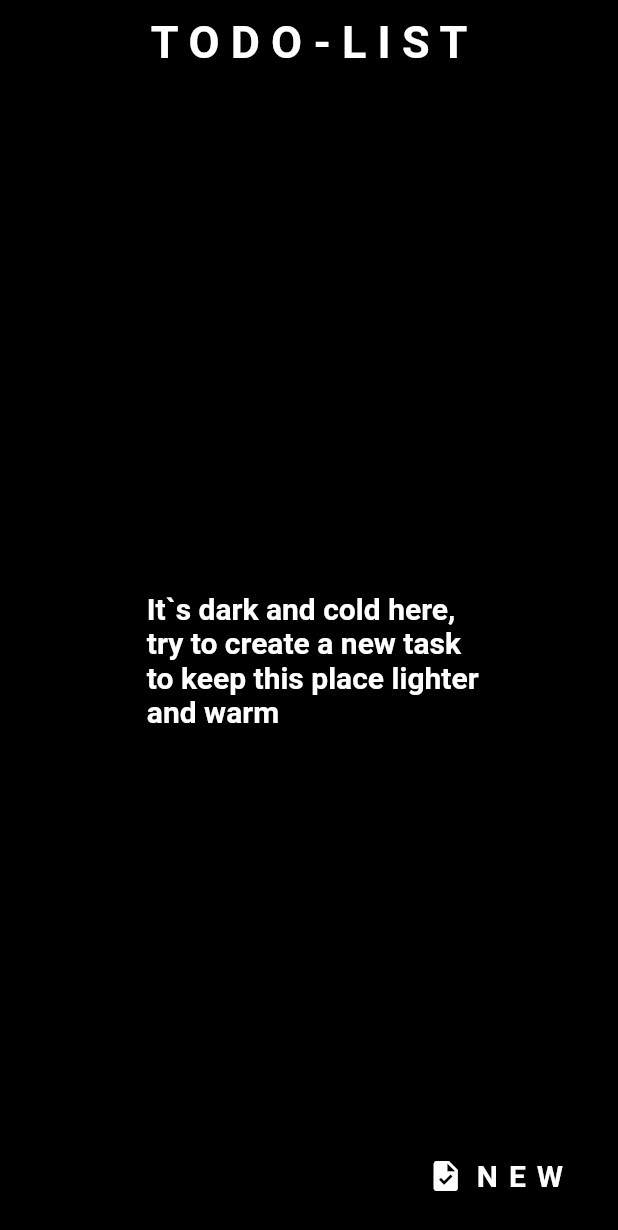
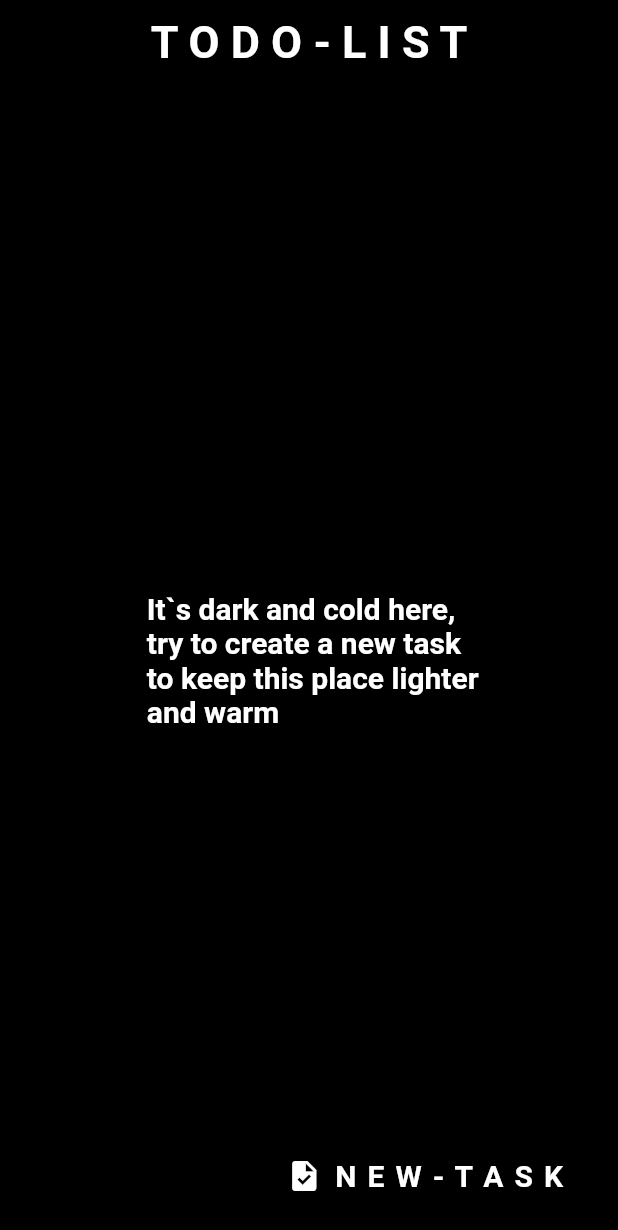
Before and after one commit to Jeeploo/Desafio.Dart.Sprint_II, a Flutter app: the screen it shows after launch, on a phone screen of 412 x 824 dp. Shown: the top 1230 px of the screen. Run offline on Flutter 3.47's test engine with Material 2 defaults, Android fonts, the phone set to English and light mode, and no system bars; our stand-ins replace flutter_mobx, get_it, mobx; generated files the repository leaves out were written again.

Commit message:
problems solveds

```diff
--- a/lib/main.dart
+++ b/lib/main.dart
@@ -22,6 +22,6 @@ class MyApp extends StatelessWidget {
         theme: ThemeData(
           primarySwatch: Colors.blue,
         ),
-        home: TodoListPage());
+        home: const TodoListPage());
   }
 }
--- a/lib/src/model/todo.model.dart
+++ b/lib/src/model/todo.model.dart
@@ -1,5 +1,3 @@
-import 'package:mobx/mobx.dart';
-
 class TodoModel {
   final String description;
   bool done;
--- a/lib/src/view/todo_list/input.dialog.dart
+++ b/lib/src/view/todo_list/input.dialog.dart
@@ -46,6 +46,7 @@ Future<String?> displayTextInputDialog(BuildContext context) async {
                     onPressed: () {},
                     child: const Text('Dados invalidos'),
                   ),
+            const Spacer(),
             ElevatedButton(
               style: ButtonStyle(
                   backgroundColor: MaterialStateProperty.all(Colors.red)),
--- a/lib/src/view/todo_list/item.widget.dart
+++ b/lib/src/view/todo_list/item.widget.dart
@@ -1,13 +1,13 @@
 import 'package:desafio_sprint_dois/src/controller/todo.controller.dart';
 import 'package:desafio_sprint_dois/src/model/todo.model.dart';
 import 'package:flutter/material.dart';
-import 'package:flutter_mobx/flutter_mobx.dart';
+
 import 'package:get_it/get_it.dart';
 
 class ItemWidget extends StatefulWidget {
   final TodoModel item;
 
-  ItemWidget(this.item, {super.key});
+  const ItemWidget(this.item, {super.key});
 
   @override
   State<ItemWidget> createState() => _ItemWidgetState();
--- a/lib/src/view/todo_list/todo.list.page.dart
+++ b/lib/src/view/todo_list/todo.list.page.dart
@@ -7,7 +7,7 @@ import 'package:flutter_mobx/flutter_mobx.dart';
 import 'package:get_it/get_it.dart';
 
 class TodoListPage extends StatefulWidget {
-  TodoListPage({this.item, super.key});
+  const TodoListPage({this.item, super.key});
 
   final TodoModel? item;
 
@@ -35,7 +35,7 @@ class _TodoListPageState extends State<TodoListPage> {
           icon: const Icon(Icons.task),
           backgroundColor: Colors.black,
           label: const Text(
-            "N E W",
+            "N E W - T A S K",
             style: TextStyle(
                 color: Colors.white, fontSize: 20, fontWeight: FontWeight.bold),
           ),
@@ -65,7 +65,6 @@ class _TodoListPageState extends State<TodoListPage> {
                 : ListView.builder(
                     itemCount: listcontroller.todoList.length,
                     itemBuilder: (context, index) {
-                      var item = listcontroller.todoList[index];
                       return ItemWidget(
                         listcontroller.todoList[index],
                       );
--- a/pubspec.yaml
+++ b/pubspec.yaml
@@ -66,8 +66,8 @@ flutter:
   uses-material-design: true
 
   # To add assets to your application, add an assets section, like this:
-  # assets:
-  #   - images/a_dot_burr.jpeg
+assets:
+    - assets/images/
   #   - images/a_dot_ham.jpeg
 
   # An image asset can refer to one or more resolution-specific "variants", see
```
Also changed, not shown: assets/images/sky.png (added).
